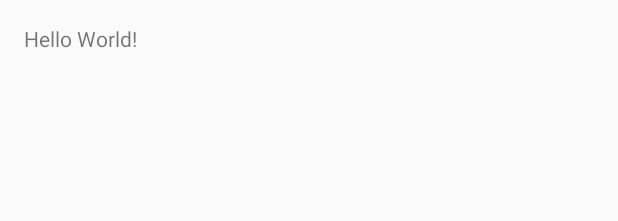
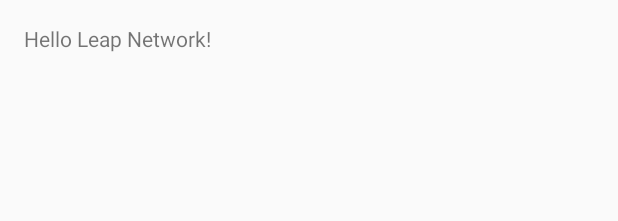
Before and after one commit to chenhao9255/leapNetwork, an Android app: the layout activity_main.xml on its own in the app's theme, with its tools: preview values and no code run, on a phone screen of 412 x 824 dp. Shown: the top 221 px of the screen. Run offline under Robolectric (Android 15) with nearby library versions, the phone set to English and light mode, and no system bars.

Commit message:
build apk

```diff
--- a/app/src/main/AndroidManifest.xml
+++ b/app/src/main/AndroidManifest.xml
@@ -1,14 +1,14 @@
 <?xml version="1.0" encoding="utf-8"?>
 <manifest xmlns:android="http://schemas.android.com/apk/res/android"
-    package="com.example.emerge.leapnetwok" >
+    package="com.example.emerge.leapnetwok">
 
     <application
         android:allowBackup="true"
         android:icon="@mipmap/ic_launcher"
         android:label="@string/app_name"
         android:supportsRtl="true"
-        android:theme="@style/AppTheme" >
-        <activity android:name=".MainActivity" >
+        android:theme="@style/AppTheme">
+        <activity android:name=".MainActivity">
             <intent-filter>
                 <action android:name="android.intent.action.MAIN" />
 
--- a/app/src/main/res/layout/activity_main.xml
+++ b/app/src/main/res/layout/activity_main.xml
@@ -1,17 +1,16 @@
 <?xml version="1.0" encoding="utf-8"?>
-<RelativeLayout
-    xmlns:android="http://schemas.android.com/apk/res/android"
+<RelativeLayout xmlns:android="http://schemas.android.com/apk/res/android"
     xmlns:tools="http://schemas.android.com/tools"
     android:layout_width="match_parent"
     android:layout_height="match_parent"
+    android:paddingBottom="@dimen/activity_vertical_margin"
     android:paddingLeft="@dimen/activity_horizontal_margin"
     android:paddingRight="@dimen/activity_horizontal_margin"
     android:paddingTop="@dimen/activity_vertical_margin"
-    android:paddingBottom="@dimen/activity_vertical_margin"
     tools:context="com.example.emerge.leapnetwok.MainActivity">
 
     <TextView
-        android:text="Hello World!"
         android:layout_width="wrap_content"
-        android:layout_height="wrap_content" />
+        android:layout_height="wrap_content"
+        android:text="Hello Leap Network!" />
 </RelativeLayout>
```
